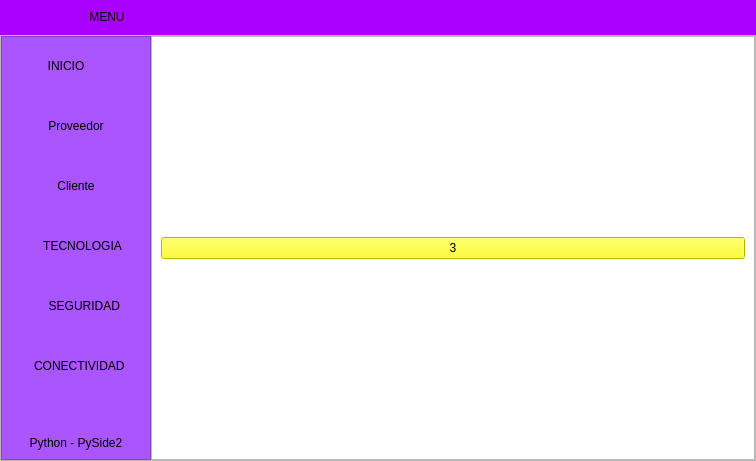
The window that View/menu.ui (AnderNoleon/proyecto_carro) describes before a commit, drawn with Qt 5.
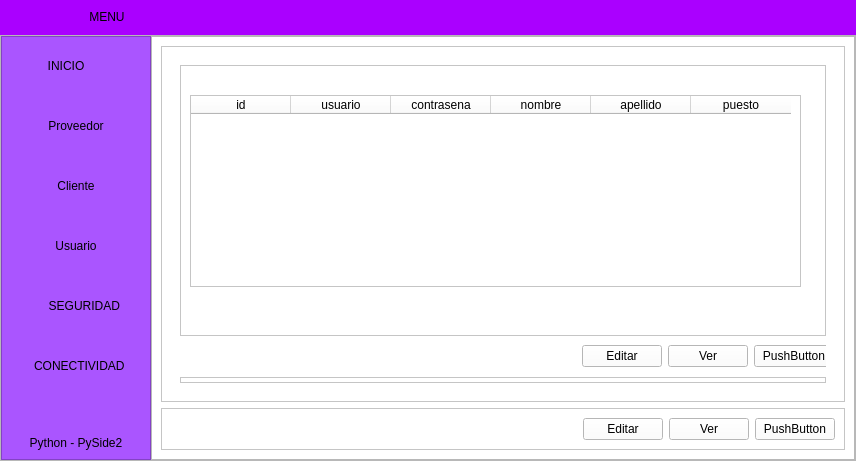
The same window after the commit. The open tabs and pages were chosen to show the change. Icons and pictures are not drawn.

Diff of the .ui file:
```diff
--- a/View/menu.ui
+++ b/View/menu.ui
@@ -6,7 +6,7 @@
    <rect>
     <x>0</x>
     <y>0</y>
-    <width>756</width>
+    <width>856</width>
     <height>461</height>
    </rect>
   </property>
@@ -485,7 +485,7 @@
              <string notr="true"/>
             </property>
             <property name="text">
-             <string>    TECNOLOGIA</string>
+             <string>Usuario</string>
             </property>
             <property name="icon">
              <iconset>
@@ -944,14 +944,221 @@
             <widget class="QWidget" name="page_tres">
              <layout class="QVBoxLayout" name="verticalLayout_6">
               <item>
-               <widget class="QPushButton" name="pushButton_3">
-                <property name="styleSheet">
-                 <string notr="true">background-color: rgb(255, 255, 0);
-font: 87 36pt &quot;Arial Black&quot;;</string>
+               <widget class="QFrame" name="frame">
+                <property name="frameShape">
+                 <enum>QFrame::StyledPanel</enum>
                 </property>
-                <property name="text">
-                 <string>3</string>
+                <property name="frameShadow">
+                 <enum>QFrame::Raised</enum>
                 </property>
+                <layout class="QVBoxLayout" name="verticalLayout_10">
+                 <item>
+                  <widget class="QStackedWidget" name="stackedWidget_2">
+                   <property name="currentIndex">
+                    <number>1</number>
+                   </property>
+                   <widget class="QWidget" name="page_editar_usuario">
+                    <layout class="QVBoxLayout" name="verticalLayout_11">
+                     <item>
+                      <widget class="QFrame" name="frame_3">
+                       <property name="frameShape">
+                        <enum>QFrame::StyledPanel</enum>
+                       </property>
+                       <property name="frameShadow">
+                        <enum>QFrame::Raised</enum>
+                       </property>
+                       <widget class="QTableWidget" name="tableWidget">
+                        <property name="geometry">
+                         <rect>
+                          <x>10</x>
+                          <y>30</y>
+                          <width>611</width>
+                          <height>192</height>
+                         </rect>
+                        </property>
+                        <column>
+                         <property name="text">
+                          <string>id</string>
+                         </property>
+                        </column>
+                        <column>
+                         <property name="text">
+                          <string>usuario</string>
+                         </property>
+                        </column>
+                        <column>
+                         <property name="text">
+                          <string>contrasena</string>
+                         </property>
+                        </column>
+                        <column>
+                         <property name="text">
+                          <string>nombre</string>
+                         </property>
+                        </column>
+                        <column>
+                         <property name="text">
+                          <string>apellido</string>
+                         </property>
+                        </column>
+                        <column>
+                         <property name="text">
+                          <string>puesto</string>
+                         </property>
+                        </column>
+                       </widget>
+                       <widget class="QFrame" name="frame_5">
+                        <property name="geometry">
+                         <rect>
+                          <x>-20</x>
+                          <y>270</y>
+                          <width>684</width>
+                          <height>43</height>
+                         </rect>
+                        </property>
+                        <property name="maximumSize">
+                         <size>
+                          <width>16777215</width>
+                          <height>50</height>
+                         </size>
+                        </property>
+                        <property name="frameShape">
+                         <enum>QFrame::StyledPanel</enum>
+                        </property>
+                        <property name="frameShadow">
+                         <enum>QFrame::Raised</enum>
+                        </property>
+                        <layout class="QHBoxLayout" name="horizontalLayout_3">
+                         <item>
+                          <widget class="QFrame" name="frame_6">
+                           <property name="frameShape">
+                            <enum>QFrame::StyledPanel</enum>
+                           </property>
+                           <property name="frameShadow">
+                            <enum>QFrame::Raised</enum>
+                           </property>
+                          </widget>
+                         </item>
+                         <item>
+                          <spacer name="horizontalSpacer_3">
+                           <property name="orientation">
+                            <enum>Qt::Horizontal</enum>
+                           </property>
+                           <property name="sizeHint" stdset="0">
+                            <size>
+                             <width>402</width>
+                             <height>20</height>
+                            </size>
+                           </property>
+                          </spacer>
+                         </item>
+                         <item>
+                          <widget class="QPushButton" name="pushButton_6">
+                           <property name="text">
+                            <string>Editar</string>
+                           </property>
+                          </widget>
+                         </item>
+                         <item>
+                          <widget class="QPushButton" name="pushButton_8">
+                           <property name="text">
+                            <string>Ver</string>
+                           </property>
+                          </widget>
+                         </item>
+                         <item>
+                          <widget class="QPushButton" name="pushButton_9">
+                           <property name="text">
+                            <string>PushButton</string>
+                           </property>
+                          </widget>
+                         </item>
+                        </layout>
+                       </widget>
+                      </widget>
+                     </item>
+                    </layout>
+                   </widget>
+                   <widget class="QWidget" name="page_mostrar_usuario">
+                    <widget class="QPushButton" name="pushButton_7">
+                     <property name="geometry">
+                      <rect>
+                       <x>290</x>
+                       <y>110</y>
+                       <width>75</width>
+                       <height>23</height>
+                      </rect>
+                     </property>
+                     <property name="text">
+                      <string>bTN</string>
+                     </property>
+                    </widget>
+                   </widget>
+                  </widget>
+                 </item>
+                </layout>
+               </widget>
+              </item>
+              <item>
+               <widget class="QFrame" name="frame_2">
+                <property name="maximumSize">
+                 <size>
+                  <width>16777215</width>
+                  <height>50</height>
+                 </size>
+                </property>
+                <property name="frameShape">
+                 <enum>QFrame::StyledPanel</enum>
+                </property>
+                <property name="frameShadow">
+                 <enum>QFrame::Raised</enum>
+                </property>
+                <layout class="QHBoxLayout" name="horizontalLayout_2">
+                 <item>
+                  <widget class="QFrame" name="frame_4">
+                   <property name="frameShape">
+                    <enum>QFrame::StyledPanel</enum>
+                   </property>
+                   <property name="frameShadow">
+                    <enum>QFrame::Raised</enum>
+                   </property>
+                  </widget>
+                 </item>
+                 <item>
+                  <spacer name="horizontalSpacer_2">
+                   <property name="orientation">
+                    <enum>Qt::Horizontal</enum>
+                   </property>
+                   <property name="sizeHint" stdset="0">
+                    <size>
+                     <width>402</width>
+                     <height>20</height>
+                    </size>
+                   </property>
+                  </spacer>
+                 </item>
+                 <item>
+                  <widget class="QPushButton" name="btn_usuario_editar">
+                   <property name="text">
+                    <string>Editar</string>
+                   </property>
+                  </widget>
+                 </item>
+                 <item>
+                  <widget class="QPushButton" name="btn_usuario_ver">
+                   <property name="text">
+                    <string>Ver</string>
+                   </property>
+                  </widget>
+                 </item>
+                 <item>
+                  <widget class="QPushButton" name="pushButton_5">
+                   <property name="text">
+                    <string>PushButton</string>
+                   </property>
+                  </widget>
+                 </item>
+                </layout>
                </widget>
               </item>
              </layout>
```
Left out of the diff: 13 changed lines with no effect on the pictures.
